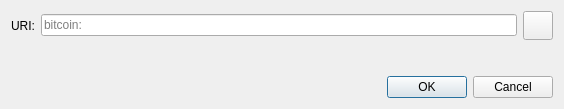
The window that src/qt/forms/openuridialog.ui (Mercatura-Core/Mercatura-Core) describes before a commit, drawn with Qt 5.
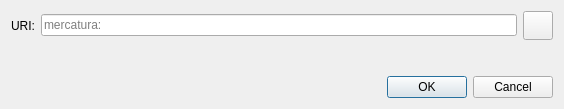
The same window after the commit. Icons and pictures are not drawn. Custom widgets are drawn as their Qt base class.

Commit message: qt: establish Mercatura Core wallet identity

The edit to the form file:
```diff
--- a/src/qt/forms/openuridialog.ui
+++ b/src/qt/forms/openuridialog.ui
@@ -26,7 +26,7 @@
      <item>
       <widget class="QValidatedLineEdit" name="uriEdit">
        <property name="placeholderText">
-        <string notr="true">bitcoin:</string>
+        <string notr="true">mercatura:</string>
        </property>
       </widget>
      </item>
```
The commit also changes 27 other files.
